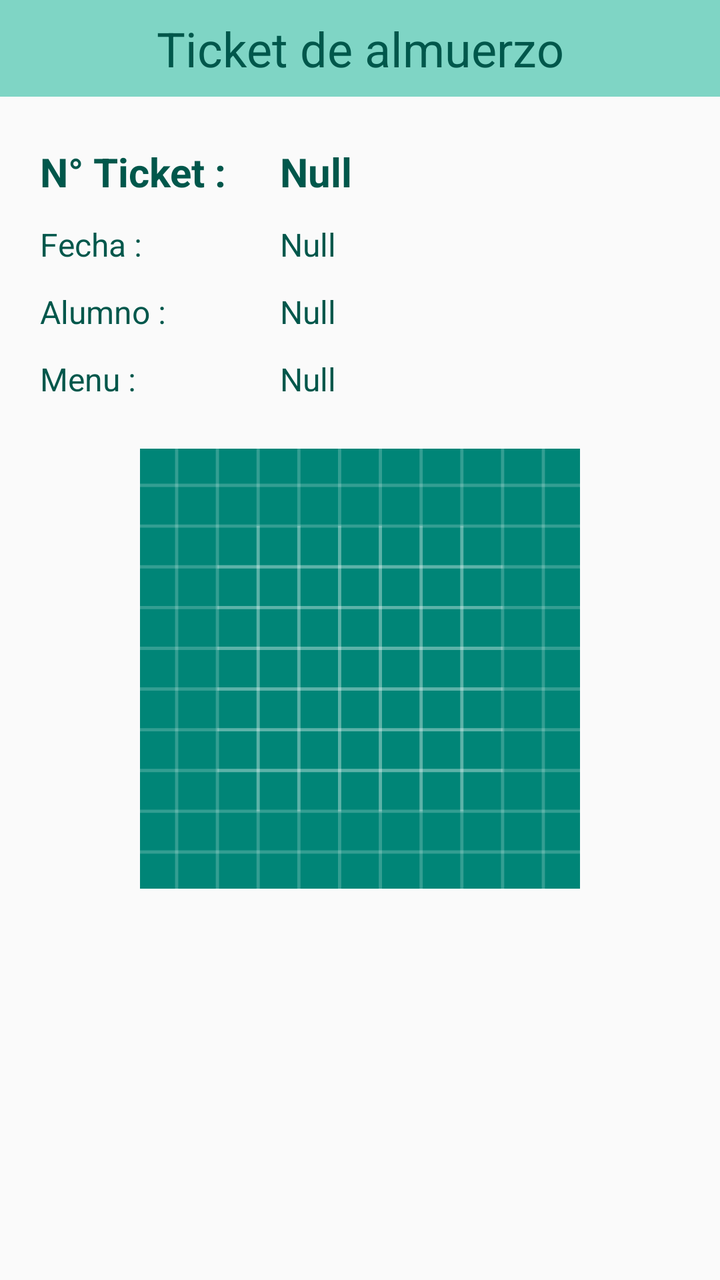
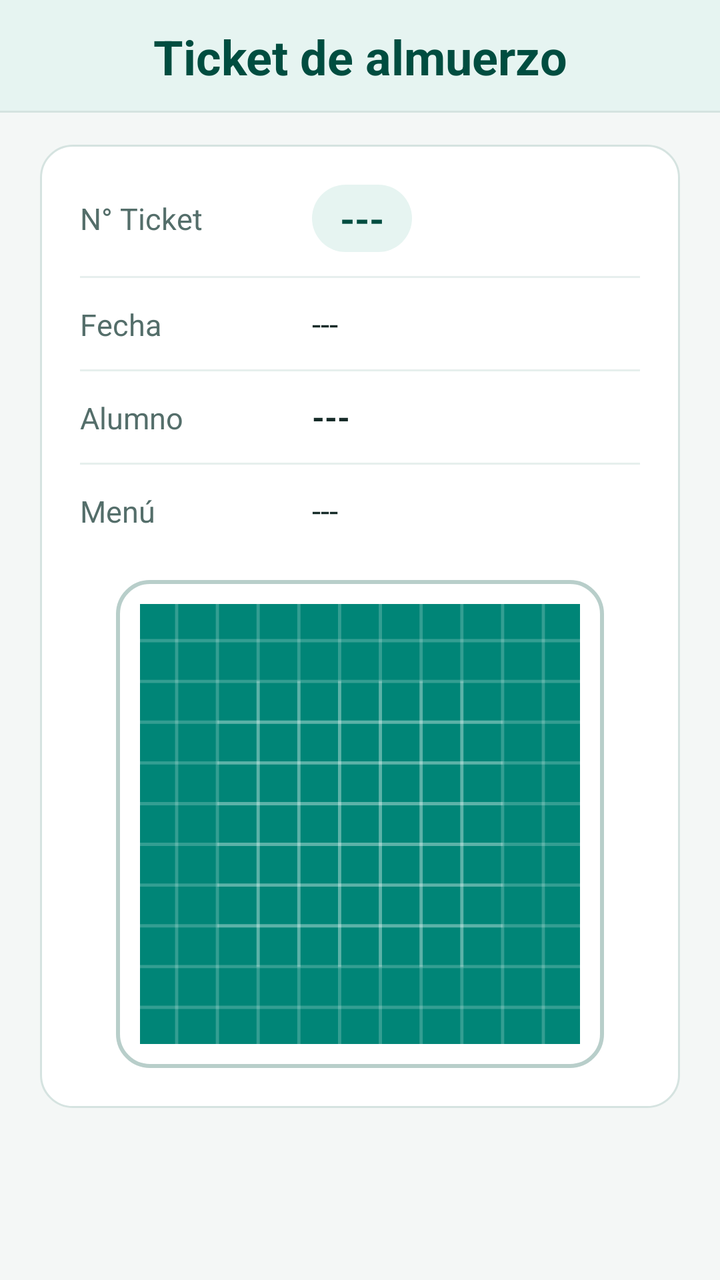

Before-and-after screenshots of an Android layout around one commit, followed by the original layout XML and the change that was made.
<!-- AndroidManifest.xml: application theme AppTheme -->
<!-- res/layout/fragment_fragmento_alumno_reporte_almuerzo.xml -->
<?xml version="1.0" encoding="utf-8"?>
<LinearLayout xmlns:android="http://schemas.android.com/apk/res/android"
    xmlns:app="http://schemas.android.com/apk/res-auto"
    xmlns:tools="http://schemas.android.com/tools"
    android:layout_width="match_parent"
    android:layout_height="match_parent"
    android:orientation="vertical"
    tools:context=".fragmento_alumno.fragmento_alumno_reporte_almuerzo">

    <TextView
        android:id="@+id/textView17"
        android:layout_width="match_parent"
        android:layout_height="wrap_content"
        android:background="#7FD5C5"
        android:gravity="center_horizontal"
        android:paddingVertical="8dp"
        android:text="Ticket de almuerzo"
        android:textColor="@color/colorPrimaryDark"
        android:textSize="@dimen/header_text_size" />

    <ScrollView
        android:layout_width="match_parent"
        android:layout_height="0dp"
        android:layout_weight="1"
        android:fillViewport="true">

        <androidx.constraintlayout.widget.ConstraintLayout
            android:layout_width="match_parent"
            android:layout_height="wrap_content"
            android:paddingStart="@dimen/screen_padding_horizontal"
            android:paddingTop="@dimen/screen_padding_vertical"
            android:paddingEnd="@dimen/screen_padding_horizontal"
            android:paddingBottom="@dimen/screen_padding_vertical">

            <LinearLayout
                android:layout_width="0dp"
                android:layout_height="wrap_content"
                android:orientation="vertical"
                app:layout_constraintEnd_toEndOf="parent"
                app:layout_constraintStart_toStartOf="parent"
                app:layout_constraintTop_toTopOf="parent"
                app:layout_constraintWidth_max="@dimen/content_max_width">

                <LinearLayout
                    android:layout_width="match_parent"
                    android:layout_height="wrap_content"
                    android:layout_marginTop="8dp"
                    android:orientation="horizontal">

                    <TextView
                        android:id="@+id/s_nombre_"
                        android:layout_width="120dp"
                        android:layout_height="wrap_content"
                        android:text="N° Ticket :"
                        android:textColor="@color/colorPrimaryDark"
                        android:textSize="20sp"
                        android:textStyle="bold" />

                    <TextView
                        android:id="@+id/r_numero_ticket"
                        android:layout_width="0dp"
                        android:layout_height="wrap_content"
                        android:layout_weight="1"
                        android:text="Null"
                        android:textColor="@color/colorPrimaryDark"
                        android:textSize="20sp"
                        android:textStyle="bold" />
                </LinearLayout>

                <LinearLayout
                    android:layout_width="match_parent"
                    android:layout_height="wrap_content"
                    android:layout_marginTop="12dp"
                    android:orientation="horizontal">

                    <TextView
                        android:id="@+id/s_apellido_"
                        android:layout_width="120dp"
                        android:layout_height="wrap_content"
                        android:text="Fecha :"
                        android:textColor="@color/colorPrimaryDark"
                        android:textSize="@dimen/body_text_size" />

                    <TextView
                        android:id="@+id/r_fecha_ticket"
                        android:layout_width="0dp"
                        android:layout_height="wrap_content"
                        android:layout_weight="1"
                        android:text="Null"
                        android:textColor="@color/colorPrimaryDark"
                        android:textSize="@dimen/body_text_size" />
                </LinearLayout>

                <LinearLayout
                    android:layout_width="match_parent"
                    android:layout_height="wrap_content"
                    android:layout_marginTop="12dp"
                    android:orientation="horizontal">

                    <TextView
                        android:id="@+id/s_direccion_"
                        android:layout_width="120dp"
                        android:layout_height="wrap_content"
                        android:text="Alumno :"
                        android:textColor="@color/colorPrimaryDark"
                        android:textSize="@dimen/body_text_size" />

                    <TextView
                        android:id="@+id/r_nombre_alumno"
                        android:layout_width="0dp"
                        android:layout_height="wrap_content"
                        android:layout_weight="1"
                        android:text="Null"
                        android:textColor="@color/colorPrimaryDark"
                        android:textSize="@dimen/body_text_size" />
                </LinearLayout>

                <LinearLayout
                    android:layout_width="match_parent"
                    android:layout_height="wrap_content"
                    android:layout_marginTop="12dp"
                    android:orientation="horizontal">

                    <TextView
                        android:id="@+id/s_celular_"
                        android:layout_width="120dp"
                        android:layout_height="wrap_content"
                        android:text="Menu :"
                        android:textColor="@color/colorPrimaryDark"
                        android:textSize="@dimen/body_text_size" />

                    <TextView
                        android:id="@+id/r_menu"
                        android:layout_width="0dp"
                        android:layout_height="wrap_content"
                        android:layout_weight="1"
                        android:text="Null"
                        android:textColor="@color/colorPrimaryDark"
                        android:textSize="@dimen/body_text_size" />
                </LinearLayout>

                <ImageView
                    android:id="@+id/img_qr"
                    android:layout_width="@dimen/qr_image_size"
                    android:layout_height="@dimen/qr_image_size"
                    android:layout_gravity="center_horizontal"
                    android:layout_marginTop="24dp"
                    android:adjustViewBounds="true"
                    android:contentDescription="Código QR del ticket"
                    android:scaleType="fitCenter"
                    android:src="@drawable/ic_launcher_background" />

            </LinearLayout>

        </androidx.constraintlayout.widget.ConstraintLayout>

    </ScrollView>

</LinearLayout>
<!-- resources referenced by this layout -->
<resources>
  <color name="colorPrimaryDark">#00574B</color>
  <dimen name="body_text_size">16sp</dimen>
  <dimen name="content_max_width">480dp</dimen>
  <dimen name="header_text_size">24sp</dimen>
  <dimen name="qr_image_size">220dp</dimen>
  <dimen name="screen_padding_horizontal">20dp</dimen>
  <dimen name="screen_padding_vertical">16dp</dimen>
  <style name="AppTheme" parent="Theme.AppCompat.Light.DarkActionBar">
          
          <item name="colorPrimary">@color/colorPrimary</item>
          <item name="colorPrimaryDark">@color/colorPrimaryDark</item>
          <item name="colorAccent">@color/colorAccent</item>
      </style>
  <color name="colorPrimary">#8BD8D0</color>
  <color name="colorAccent">#D81B60</color>
  <!-- unchanged entries left out for length: 1 -->
</resources>

<!-- the commit's change to res/layout/fragment_fragmento_alumno_reporte_almuerzo.xml (unified diff, before → after) -->
@@ -4,19 +4,14 @@
     xmlns:tools="http://schemas.android.com/tools"
     android:layout_width="match_parent"
     android:layout_height="match_parent"
+    android:background="@color/bgScreen"
     android:orientation="vertical"
     tools:context=".fragmento_alumno.fragmento_alumno_reporte_almuerzo">
 
     <TextView
         android:id="@+id/textView17"
-        android:layout_width="match_parent"
-        android:layout_height="wrap_content"
-        android:background="#7FD5C5"
-        android:gravity="center_horizontal"
-        android:paddingVertical="8dp"
-        android:text="Ticket de almuerzo"
-        android:textColor="@color/colorPrimaryDark"
-        android:textSize="@dimen/header_text_size" />
+        style="@style/ComedorSectionHeader"
+        android:text="Ticket de almuerzo" />
 
     <ScrollView
         android:layout_width="match_parent"
@@ -33,6 +28,7 @@
             android:paddingBottom="@dimen/screen_padding_vertical">
 
             <LinearLayout
+                style="@style/ComedorCard"
                 android:layout_width="0dp"
                 android:layout_height="wrap_content"
                 android:orientation="vertical"
@@ -44,111 +40,125 @@
                 <LinearLayout
                     android:layout_width="match_parent"
                     android:layout_height="wrap_content"
-                    android:layout_marginTop="8dp"
+                    android:gravity="center_vertical"
                     android:orientation="horizontal">
 
                     <TextView
                         android:id="@+id/s_nombre_"
-                        android:layout_width="120dp"
+                        android:layout_width="116dp"
                         android:layout_height="wrap_content"
-                        android:text="N° Ticket :"
-                        android:textColor="@color/colorPrimaryDark"
-                        android:textSize="20sp"
-                        android:textStyle="bold" />
+                        android:text="N° Ticket"
+                        android:textColor="@color/textSecondary"
+                        android:textSize="15sp" />
 
                     <TextView
                         android:id="@+id/r_numero_ticket"
-                        android:layout_width="0dp"
+                        android:layout_width="wrap_content"
                         android:layout_height="wrap_content"
-                        android:layout_weight="1"
-                        android:text="Null"
+                        android:background="@drawable/bg_badge_soft"
+                        android:paddingHorizontal="14dp"
+                        android:paddingVertical="4dp"
+                        android:text="---"
                         android:textColor="@color/colorPrimaryDark"
-                        android:textSize="20sp"
+                        android:textSize="19sp"
                         android:textStyle="bold" />
                 </LinearLayout>
+
+                <View style="@style/ComedorDivider" />
 
                 <LinearLayout
                     android:layout_width="match_parent"
                     android:layout_height="wrap_content"
-                    android:layout_marginTop="12dp"
                     android:orientation="horizontal">
 
                     <TextView
                         android:id="@+id/s_apellido_"
-                        android:layout_width="120dp"
+                        android:layout_width="116dp"
                         android:layout_height="wrap_content"
-                        android:text="Fecha :"
-                        android:textColor="@color/colorPrimaryDark"
-                        android:textSize="@dimen/body_text_size" />
+                        android:text="Fecha"
+                        android:textColor="@color/textSecondary"
+                        android:textSize="15sp" />
 
                     <TextView
                         android:id="@+id/r_fecha_ticket"
                         android:layout_width="0dp"
                         android:layout_height="wrap_content"
                         android:layout_weight="1"
-                        android:text="Null"
-                        android:textColor="@color/colorPrimaryDark"
+                        android:text="---"
+                        android:textColor="@color/textPrimary"
                         android:textSize="@dimen/body_text_size" />
                 </LinearLayout>
+
+                <View style="@style/ComedorDivider" />
 
                 <LinearLayout
                     android:layout_width="match_parent"
                     android:layout_height="wrap_content"
-                    android:layout_marginTop="12dp"
                     android:orientation="horizontal">
 
                     <TextView
                         android:id="@+id/s_direccion_"
-                        android:layout_width="120dp"
+                        android:layout_width="116dp"
                         android:layout_height="wrap_content"
-                        android:text="Alumno :"
-                        android:textColor="@color/colorPrimaryDark"
-                        android:textSize="@dimen/body_text_size" />
+                        android:text="Alumno"
+                        android:textColor="@color/textSecondary"
+                        android:textSize="15sp" />
 
                     <TextView
                         android:id="@+id/r_nombre_alumno"
                         android:layout_width="0dp"
                         android:layout_height="wrap_content"
                         android:layout_weight="1"
-                        android:text="Null"
-                        android:textColor="@color/colorPrimaryDark"
-                        android:textSize="@dimen/body_text_size" />
+                        android:text="---"
+                        android:textColor="@color/textPrimary"
+                        android:textSize="@dimen/body_text_size"
+                        android:textStyle="bold" />
                 </LinearLayout>
+
+                <View style="@style/ComedorDivider" />
 
                 <LinearLayout
                     android:layout_width="match_parent"
                     android:layout_height="wrap_content"
-                    android:layout_marginTop="12dp"
                     android:orientation="horizontal">
 
                     <TextView
                         android:id="@+id/s_celular_"
-                        android:layout_width="120dp"
+                        android:layout_width="116dp"
                         android:layout_height="wrap_content"
-                        android:text="Menu :"
-                        android:textColor="@color/colorPrimaryDark"
-                        android:textSize="@dimen/body_text_size" />
+                        android:text="Menú"
+                        android:textColor="@color/textSecondary"
+                        android:textSize="15sp" />
 
                     <TextView
                         android:id="@+id/r_menu"
                         android:layout_width="0dp"
                         android:layout_height="wrap_content"
                         android:layout_weight="1"
-                        android:text="Null"
-                        android:textColor="@color/colorPrimaryDark"
+                        android:lineSpacingExtra="4dp"
+                        android:text="---"
+                        android:textColor="@color/textPrimary"
                         android:textSize="@dimen/body_text_size" />
                 </LinearLayout>
 
-                <ImageView
-                    android:id="@+id/img_qr"
-                    android:layout_width="@dimen/qr_image_size"
-                    android:layout_height="@dimen/qr_image_size"
+                <FrameLayout
+                    android:layout_width="wrap_content"
+                    android:layout_height="wrap_content"
                     android:layout_gravity="center_horizontal"
                     android:layout_marginTop="24dp"
-                    android:adjustViewBounds="true"
-                    android:contentDescription="Código QR del ticket"
-                    android:scaleType="fitCenter"
-                    android:src="@drawable/ic_launcher_background" />
+                    android:background="@drawable/bg_qr_frame"
+                    android:padding="12dp">
+
+                    <ImageView
+                        android:id="@+id/img_qr"
+                        android:layout_width="@dimen/qr_image_size"
+                        android:layout_height="@dimen/qr_image_size"
+                        android:adjustViewBounds="true"
+                        android:contentDescription="Código QR del ticket"
+                        android:scaleType="fitCenter"
+                        android:src="@drawable/ic_launcher_background" />
+
+                </FrameLayout>
 
             </LinearLayout>
 
<!-- resource entries referenced after the edit -->
@@ -1,20 +1,95 @@
 <!-- resources referenced by this layout -->
 <resources>
-  <color name="colorPrimaryDark">#00574B</color>
+  <color name="bgScreen">#F4F7F6</color>
+  <color name="colorPrimaryDark">#004D40</color>
+  <color name="textPrimary">#162B28</color>
+  <color name="textSecondary">#546E6A</color>
   <dimen name="body_text_size">16sp</dimen>
   <dimen name="content_max_width">480dp</dimen>
   <dimen name="header_text_size">24sp</dimen>
   <dimen name="qr_image_size">220dp</dimen>
   <dimen name="screen_padding_horizontal">20dp</dimen>
   <dimen name="screen_padding_vertical">16dp</dimen>
+  <!-- drawable bg_badge_soft (drawable) -->
+  <?xml version="1.0" encoding="utf-8"?>
+  <shape xmlns:android="http://schemas.android.com/apk/res/android"
+      android:shape="rectangle">
+      <solid android:color="@color/bgSurfaceSoft" />
+      <corners android:radius="20dp" />
+  </shape>
+  <!-- drawable bg_qr_frame (drawable) -->
+  <?xml version="1.0" encoding="utf-8"?>
+  <shape xmlns:android="http://schemas.android.com/apk/res/android"
+      android:shape="rectangle">
+      <solid android:color="@color/bgCard" />
+      <corners android:radius="16dp" />
+      <stroke
+          android:width="2dp"
+          android:color="@color/borderInput" />
+  </shape>
+  <style name="ComedorCard">
+          <item name="android:background">@drawable/bg_card</item>
+          <item name="android:padding">20dp</item>
+      </style>
+  <style name="ComedorDivider">
+          <item name="android:layout_width">match_parent</item>
+          <item name="android:layout_height">1dp</item>
+          <item name="android:layout_marginTop">12dp</item>
+          <item name="android:layout_marginBottom">12dp</item>
+          <item name="android:background">@color/dividerSoft</item>
+      </style>
+  <style name="ComedorSectionHeader">
+          <item name="android:layout_width">match_parent</item>
+          <item name="android:layout_height">wrap_content</item>
+          <item name="android:background">@drawable/bg_header_banner</item>
+          <item name="android:gravity">center_horizontal</item>
+          <item name="android:paddingTop">12dp</item>
+          <item name="android:paddingBottom">12dp</item>
+          <item name="android:paddingStart">16dp</item>
+          <item name="android:paddingEnd">16dp</item>
+          <item name="android:textColor">@color/colorPrimaryDark</item>
+          <item name="android:textSize">@dimen/header_text_size</item>
+          <item name="android:textStyle">bold</item>
+      </style>
   <style name="AppTheme" parent="Theme.AppCompat.Light.DarkActionBar">
-          
           <item name="colorPrimary">@color/colorPrimary</item>
           <item name="colorPrimaryDark">@color/colorPrimaryDark</item>
           <item name="colorAccent">@color/colorAccent</item>
+          <item name="android:windowBackground">@color/bgScreen</item>
+          <item name="android:textColorPrimary">@color/textPrimary</item>
+          <item name="android:textColorSecondary">@color/textSecondary</item>
       </style>
-  <color name="colorPrimary">#8BD8D0</color>
-  <color name="colorAccent">#D81B60</color>
+  <color name="bgSurfaceSoft">#E6F4F1</color>
+  <color name="bgCard">#FFFFFF</color>
+  <color name="borderInput">#B8CECA</color>
+  <!-- drawable bg_card (drawable) -->
+  <?xml version="1.0" encoding="utf-8"?>
+  <shape xmlns:android="http://schemas.android.com/apk/res/android"
+      android:shape="rectangle">
+      <solid android:color="@color/bgCard" />
+      <corners android:radius="16dp" />
+      <stroke
+          android:width="1dp"
+          android:color="@color/borderCard" />
+  </shape>
+  <color name="dividerSoft">#E6EFED</color>
+  <!-- drawable bg_header_banner (drawable) -->
+  <?xml version="1.0" encoding="utf-8"?>
+  <layer-list xmlns:android="http://schemas.android.com/apk/res/android">
+      <item>
+          <shape android:shape="rectangle">
+              <solid android:color="@color/borderCard" />
+          </shape>
+      </item>
+      <item android:bottom="1dp">
+          <shape android:shape="rectangle">
+              <solid android:color="@color/bgSurfaceSoft" />
+          </shape>
+      </item>
+  </layer-list>
+  <color name="colorPrimary">#00695C</color>
+  <color name="colorAccent">#00897B</color>
+  <color name="borderCard">#D5E3E0</color>
   <!-- unchanged entries left out for length: 1 -->
 </resources>
 
